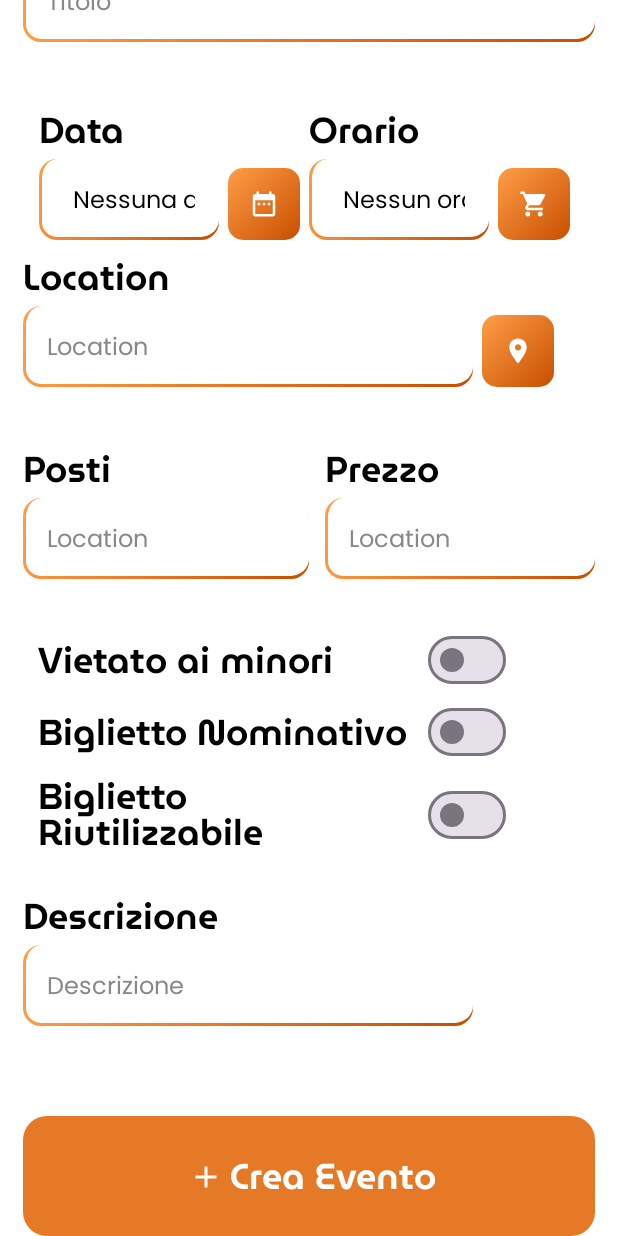
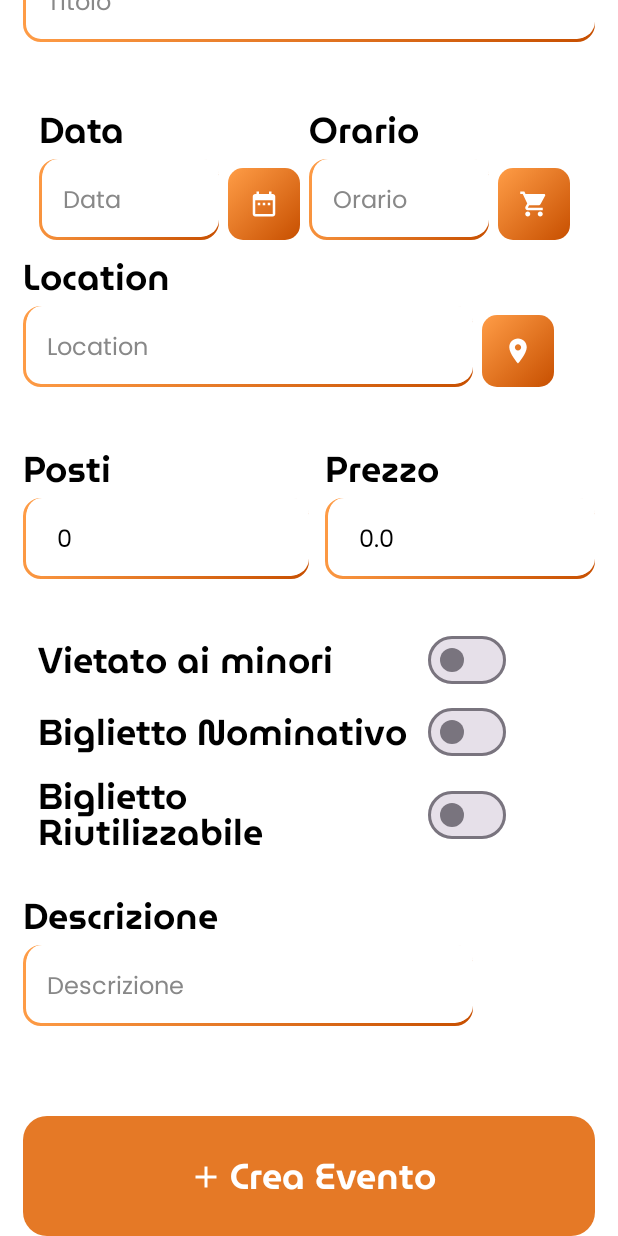
Before and after one commit to Piero23/E20AndroidStudio, an Android app built with Jetpack Compose: the @Preview function createEventPreview, scrolled down 520 dp, on a phone screen of 412 x 824 dp. Run offline under Robolectric (Android 15) with nearby library versions, the phone set to English and light mode, and no system bars.

Commit message:
Pulizia, aggiunte icone, tolti todo

```diff
--- a/app/build.gradle.kts
+++ b/app/build.gradle.kts
@@ -45,6 +45,8 @@ android {
 }
 
 dependencies {
+    implementation(libs.androidx.compose.material.icons.extended)
+
     implementation(libs.androidx.camera.core)
     implementation(libs.androidx.camera.camera2)
     implementation(libs.androidx.camera.lifecycle)
@@ -53,7 +55,7 @@ dependencies {
 
     implementation(libs.kotlinx.datetime)
 
-    implementation("net.openid:appauth:0.11.1")
+    implementation(libs.appauth)
 
     implementation(libs.ktor.serialization.kotlinx.json)
     implementation(libs.kotlinx.serialization.json)
--- a/app/src/main/java/com/example/e20frontendmobile/activities/CheckoutActivity.kt
+++ b/app/src/main/java/com/example/e20frontendmobile/activities/CheckoutActivity.kt
@@ -49,6 +49,8 @@ import com.example.e20frontendmobile.ui.theme.buttonGradientType1
 fun ShowCheckout(navController: NavHostController){
     var tickets by rememberSaveable { mutableStateOf(listOf(Ticket())) }
     val scrollState = rememberScrollState()
+
+    val price = 100
 
     Column(
         modifier = Modifier
@@ -122,7 +124,7 @@ fun ShowCheckout(navController: NavHostController){
                 horizontalArrangement = Arrangement.SpaceBetween
             ){
                 Text("Biglietti: ${tickets.size}")
-                Text("Totale: 100000€") //TODO da calcolare
+                Text("Totale: ${price*tickets.size}")
             }
             Button(
                 modifier = Modifier.fillMaxWidth(),
--- a/app/src/main/java/com/example/e20frontendmobile/activities/CreateEventActivity.kt
+++ b/app/src/main/java/com/example/e20frontendmobile/activities/CreateEventActivity.kt
@@ -74,13 +74,8 @@ fun createEventPreview(){
 @Composable
 fun createEvent(){
     val scrollState = rememberScrollState()
-    var toggledBell by rememberSaveable { mutableStateOf(false) }
-    var toggledHeart by rememberSaveable { mutableStateOf(false) }
-
 
     var titolo by remember { mutableStateOf("") }
-    var data by remember { mutableStateOf("") }
-    var orario by remember { mutableStateOf("") }
     var location by remember { mutableStateOf("") }
     var posti by remember { mutableIntStateOf(0) }
     var prezzo by remember { mutableFloatStateOf(0f) }
@@ -173,8 +168,6 @@ fun createEvent(){
                     .fillMaxWidth()
             )
 
-            //TODO Fare si che i campi possano prendere sono numeri a posto e prezzo
-
             Spacer(modifier = Modifier.height(40.dp))
 
             Row (
@@ -192,11 +185,12 @@ fun createEvent(){
 
                     Row {
                         CustomTextField(
-                            value = selectedDate ?: "Nessuna data selezionata",
-                            onValueChange = { data = it },
+                            value = selectedDate ?: "",
+                            onValueChange = { selectedDate = it },
                             placeholder = "Data",
                             singleLine = true,
-                            modifier = Modifier.width(120.dp)
+                            modifier = Modifier.width(120.dp),
+                            readOnly = true
                         )
 
                         IconButtonType1(
@@ -218,11 +212,12 @@ fun createEvent(){
 
                     Row {
                         CustomTextField(
-                            value = selectedTime ?: "Nessun orario selezionato",
-                            onValueChange = { orario = it },
-                            placeholder = "Titolo",
+                            value = selectedTime ?: "",
+                            onValueChange = { selectedTime = it },
+                            placeholder = "Orario",
                             singleLine = true,
-                            modifier = Modifier.width(120.dp)
+                            modifier = Modifier.width(120.dp),
+                            readOnly = true
                         )
 
                         IconButtonType1(
@@ -283,9 +278,12 @@ fun createEvent(){
 
                     Row {
                         CustomTextField(
-                            value = location,
-                            onValueChange = { location = it },
-                            placeholder = "Location",
+                            value = posti.toString(),
+                            onValueChange = { newValue ->
+                                if (newValue.all { it.isDigit() }) {
+                                    posti = newValue.toInt()
+                                } },
+                            placeholder = "Posti",
                             singleLine = true,
                             modifier = Modifier.width(300.dp)
                         )
@@ -302,9 +300,13 @@ fun createEvent(){
 
                     Row {
                         CustomTextField(
-                            value = location,
-                            onValueChange = { location = it },
-                            placeholder = "Location",
+                            value = prezzo.toString(),
+                            onValueChange = { newValue->
+                                if (newValue.matches(Regex("^\\d*\\.?\\d*\$"))) {
+                                    prezzo = newValue.toFloat()
+                                }
+                            },
+                            placeholder = "Prezzo",
                             singleLine = true,
                             modifier = Modifier.width(300.dp)
                         )
--- a/app/src/main/java/com/example/e20frontendmobile/activities/EventActivity.kt
+++ b/app/src/main/java/com/example/e20frontendmobile/activities/EventActivity.kt
@@ -30,6 +30,7 @@ import androidx.compose.material.icons.filled.ArrowForward
 import androidx.compose.material.icons.filled.Create
 import androidx.compose.material.icons.filled.FavoriteBorder
 import androidx.compose.material.icons.filled.Notifications
+import androidx.compose.material.icons.filled.QrCode
 import androidx.compose.material.icons.filled.Settings
 import androidx.compose.material3.ButtonColors
 import androidx.compose.material3.Icon
@@ -152,6 +153,7 @@ fun ShowEvent(navController: NavHostController ,isAdmin: Boolean){
                         if (restricted){
                             Spacer(modifier = Modifier.size(10.dp))
                             //TODO mettere icona restricted
+                            //https://www.flaticon.com/search?word=18
                         }
                     }
                 }
@@ -174,8 +176,7 @@ fun ShowEvent(navController: NavHostController ,isAdmin: Boolean){
                             onClick = {navController.navigate("scanner")}
                         ) {
                             Icon(
-                                //TODO RIMPIAZZARE CON ICONA QR
-                                Icons.Filled.Settings,
+                                Icons.Filled.QrCode,
                                 contentDescription = "Scansiona",
                                 modifier = Modifier
                                     .size(50.dp),
--- a/app/src/main/java/com/example/e20frontendmobile/composables/TextField.kt
+++ b/app/src/main/java/com/example/e20frontendmobile/composables/TextField.kt
@@ -36,7 +36,8 @@ fun CustomTextField(
     placeholder: String? = null,
     singleLine: Boolean = false,
     onValueChange: (String) -> Unit,
-    value: String
+    value: String,
+    readOnly: Boolean = false
 ) {
     var height by remember { mutableStateOf(10.dp) }
     var width by remember { mutableStateOf(10.dp) }
@@ -50,6 +51,7 @@ fun CustomTextField(
         contentAlignment = Alignment.TopEnd
     ) {
         BasicTextField(
+            enabled = !readOnly,
             value = value,
             onValueChange = onValueChange,
             cursorBrush = linearGradient(listOf(buttonGradientType1FirstLight, buttonGradientType1LastLight)),
--- a/gradle/libs.versions.toml
+++ b/gradle/libs.versions.toml
@@ -1,5 +1,6 @@
 [versions]
 agp = "8.13.0"
+appauth = "0.11.1"
 barcodeScanning = "17.3.0"
 cameraCore = "1.4.2"
 kotlin = "2.2.10"
@@ -16,6 +17,7 @@ ktorSerializationKotlinxJson = "3.2.3"
 lifecycleRuntimeKtx = "2.9.3"
 activityCompose = "1.10.1"
 composeBom = "2025.08.01"
+materialIconsExtended = "<compose_version>"
 roomCommonJvm = "2.7.2"
 navigationRuntimeKtx = "2.9.3"
 navigationCompose = "2.9.3"
@@ -30,7 +32,9 @@ androidx-camera-camera2 = { module = "androidx.camera:camera-camera2", version.r
 androidx-camera-core = { module = "androidx.camera:camera-core", version.ref = "cameraCore" }
 androidx-camera-lifecycle = { module = "androidx.camera:camera-lifecycle", version.ref = "cameraCore" }
 androidx-camera-view = { module = "androidx.camera:camera-view", version.ref = "cameraCore" }
+androidx-compose-material-icons-extended = { module = "androidx.compose.material:material-icons-extended", version.ref = "materialIconsExtended" }
 androidx-core-ktx = { group = "androidx.core", name = "core-ktx", version.ref = "coreKtx" }
+appauth = { module = "net.openid:appauth", version.ref = "appauth" }
 barcode-scanning = { module = "com.google.mlkit:barcode-scanning", version.ref = "barcodeScanning" }
 junit = { group = "junit", name = "junit", version.ref = "junit" }
 androidx-junit = { group = "androidx.test.ext", name = "junit", version.ref = "junitVersion" }
```
Also changed, not shown: app/src/main/java/com/example/e20frontendmobile/bottomNavigationScreen/BottomNavigationScreen.kt (+2 -28 lines).
